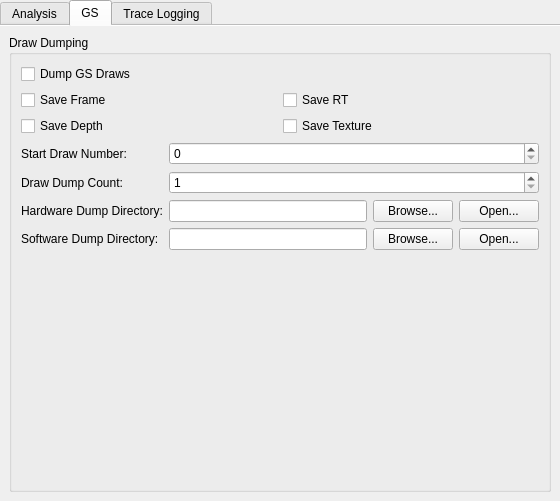
Qt form pcsx2-qt/Settings/DebugSettingsWidget.ui (PCSX2/pcsx2) before a commit.
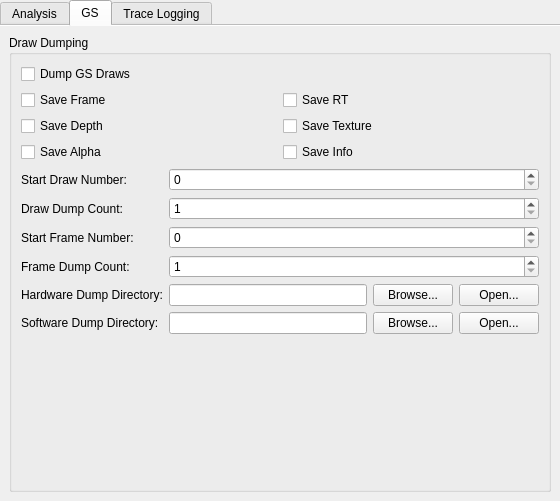
The same form after that commit. The open tabs and pages were chosen to show the change.

Commit message: UI: Add debug UI options for new dumping options.

```diff
--- a/pcsx2-qt/Settings/DebugSettingsWidget.ui
+++ b/pcsx2-qt/Settings/DebugSettingsWidget.ui
@@ -195,6 +195,20 @@
               </property>
              </widget>
             </item>
+            <item row="3" column="0">
+              <widget class="QCheckBox" name="saveAlpha">
+                <property name="text">
+                 <string>Save Alpha</string>
+                </property>
+              </widget>
+            </item>
+            <item row="3" column="1">
+              <widget class="QCheckBox" name="saveInfo">
+                <property name="text">
+                 <string>Save Info</string>
+                </property>
+              </widget>
+            </item>
            </layout>
           </item>
           <item row="1" column="0">
@@ -231,39 +245,49 @@
           <item row="3" column="0">
            <widget class="QLabel" name="label_3">
             <property name="text">
-             <string>Hardware Dump Directory:</string>
+             <string>Start Frame Number:</string>
+            </property>
+           </widget>
+          </item>
+          <item row="3" column="1">
+           <widget class="QSpinBox" name="startFrame">
+            <property name="maximum">
+             <number>99999999</number>
             </property>
            </widget>
           </item>
           <item row="4" column="0">
            <widget class="QLabel" name="label_4">
             <property name="text">
-             <string>Software Dump Directory:</string>
+             <string>Frame Dump Count:</string>
             </property>
            </widget>
           </item>
           <item row="4" column="1">
-           <layout class="QHBoxLayout" name="horizontalLayout_2" stretch="1,0,0">
-            <item>
-             <widget class="QLineEdit" name="swDumpDirectory"/>
-            </item>
-            <item>
-             <widget class="QPushButton" name="swDumpBrowse">
-              <property name="text">
-               <string>Browse...</string>
-              </property>
-             </widget>
-            </item>
-            <item>
-             <widget class="QPushButton" name="swDumpOpen">
-              <property name="text">
-               <string>Open...</string>
-              </property>
-             </widget>
-            </item>
-           </layout>
+           <widget class="QSpinBox" name="frameDumpCount">
+            <property name="minimum">
+             <number>1</number>
+            </property>
+            <property name="maximum">
+             <number>99999999</number>
+            </property>
+           </widget>
           </item>
-          <item row="3" column="1">
+          <item row="5" column="0">
+           <widget class="QLabel" name="label_5">
+            <property name="text">
+             <string>Hardware Dump Directory:</string>
+            </property>
+           </widget>
+          </item>
+          <item row="6" column="0">
+           <widget class="QLabel" name="label_6">
+            <property name="text">
+             <string>Software Dump Directory:</string>
+            </property>
+           </widget>
+          </item>
+          <item row="5" column="1">
            <layout class="QHBoxLayout" name="horizontalLayout" stretch="1,0,0">
             <item>
              <widget class="QLineEdit" name="hwDumpDirectory"/>
@@ -284,6 +308,27 @@
             </item>
            </layout>
           </item>
+          <item row="6" column="1">
+           <layout class="QHBoxLayout" name="horizontalLayout_2" stretch="1,0,0">
+            <item>
+             <widget class="QLineEdit" name="swDumpDirectory"/>
+            </item>
+            <item>
+             <widget class="QPushButton" name="swDumpBrowse">
+              <property name="text">
+               <string>Browse...</string>
+              </property>
+             </widget>
+            </item>
+            <item>
+             <widget class="QPushButton" name="swDumpOpen">
+              <property name="text">
+               <string>Open...</string>
+              </property>
+             </widget>
+            </item>
+           </layout>
+          </item>
          </layout>
         </widget>
        </item>
```
Left out of the diff: 4 changed lines with no effect on the pictures. The commit also changes 1 other file.
